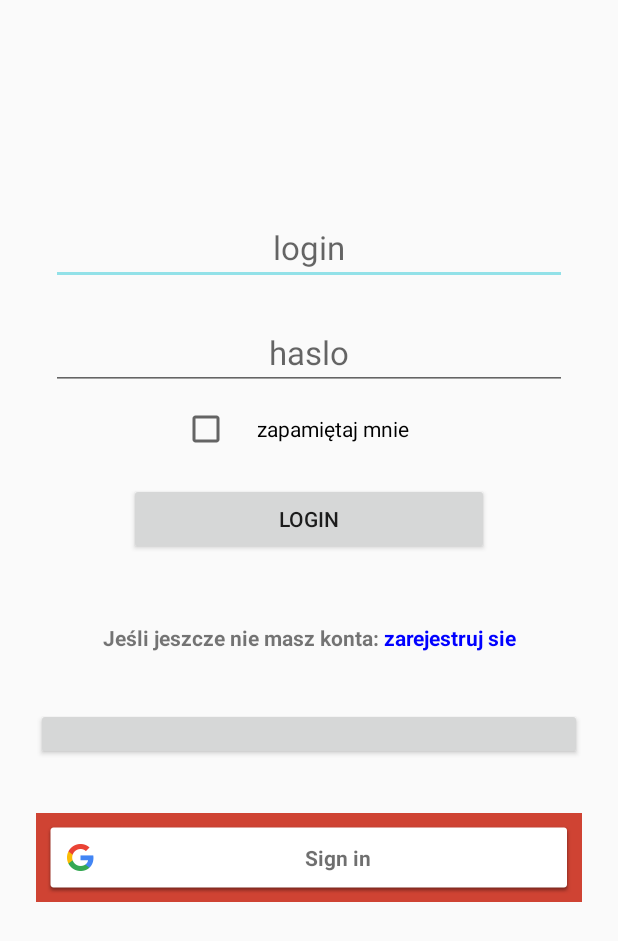
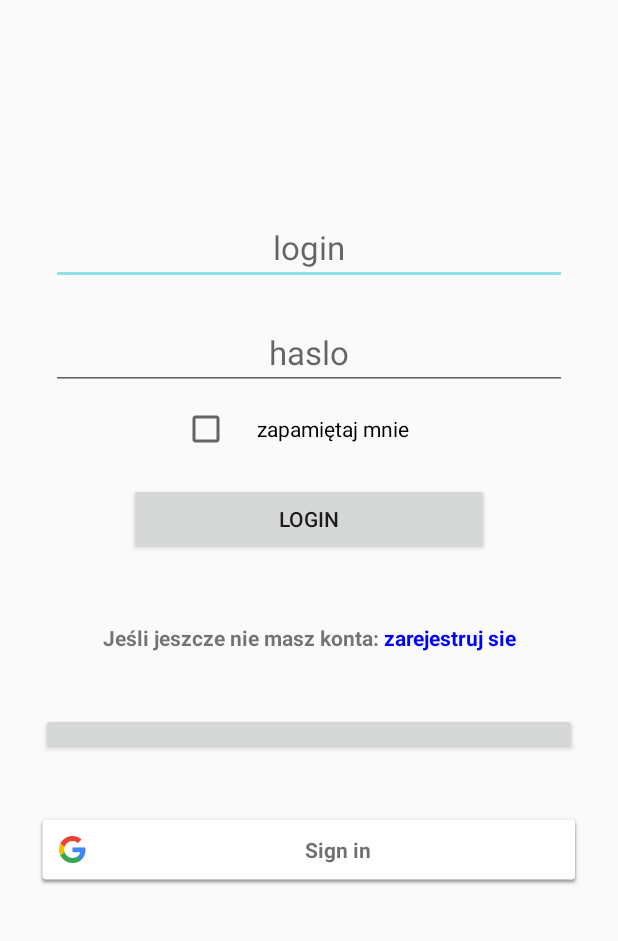
Before and after one commit to iceferal/project-android, an Android app: the LoginActivity screen opened directly, with no data from a screen before it, on a phone screen of 412 x 824 dp. Shown: the top 941 px of the screen. Run offline under Robolectric (Android 15) with nearby library versions, the phone set to English and light mode, and no system bars; libraries missing offline, so code that uses them is left out: com.facebook, com.facebook.login; plain views replace LoginButton; 6 statements that could not run were skipped.

Commit message:
przyciski na rowno

```diff
--- a/app/src/main/java/com/iceferal/project/LoginActivity.java
+++ b/app/src/main/java/com/iceferal/project/LoginActivity.java
@@ -27,7 +27,6 @@ import android.widget.TextView;
 import android.widget.Toast;
 
 import com.facebook.AccessToken;
-import com.facebook.AccessTokenTracker;
 import com.facebook.CallbackManager;
 import com.facebook.FacebookCallback;
 import com.facebook.FacebookException;
@@ -52,12 +51,7 @@ import com.iceferal.project.POJO.UserService;
 
 import org.json.JSONException;
 import org.json.JSONObject;
-
-import java.security.MessageDigest;
-import java.security.NoSuchAlgorithmException;
-import java.util.ArrayList;
 import java.util.Arrays;
-
 import retrofit2.Call;
 import retrofit2.Callback;
 import retrofit2.Response;
@@ -116,8 +110,7 @@ public class LoginActivity extends AppCompatActivity implements GoogleApiClient.
 
 //        fb button
         fbButton = findViewById(R.id.fb);
-        FacebookSdk.sdkInitialize(LoginActivity.this);
-        callbackManager = CallbackManager.Factory.create();
+//        callbackManager = CallbackManager.Factory.create();
         facebookLogin();
 
         fbButton.setOnClickListener(new View.OnClickListener() {
@@ -128,7 +121,6 @@ public class LoginActivity extends AppCompatActivity implements GoogleApiClient.
         });
 
 //        google login
-
         googleSignInButton = findViewById(R.id.google);
         GoogleSignInOptions gso = new GoogleSignInOptions.Builder(GoogleSignInOptions.DEFAULT_SIGN_IN).requestEmail().build();
         googleSignInClient = GoogleSignIn.getClient(this, gso);
@@ -139,10 +131,6 @@ public class LoginActivity extends AppCompatActivity implements GoogleApiClient.
             }
         });
 }
-
-
-
-
 //    public void printHashKey() {
 //        try {
 ////            PackageInfo info = getPackageManager().getPackageInfo("com.iceferal.project", PackageManager.GET_SIGNATURES);
@@ -213,10 +201,10 @@ public class LoginActivity extends AppCompatActivity implements GoogleApiClient.
     }
 
 //    logowanie fb
-    public void fbClick(View view) {
-        Animation animAlpha = AnimationUtils.loadAnimation(this, R.anim.animation_alpha);
-        view.startAnimation(animAlpha);
-    }
+//    public void fbClick(View view) {
+//        Animation animAlpha = AnimationUtils.loadAnimation(this, R.anim.animation_alpha);
+//        view.startAnimation(animAlpha);
+//    }
 
     public void facebookLogin() {
 
@@ -236,22 +224,20 @@ public class LoginActivity extends AppCompatActivity implements GoogleApiClient.
                                 String email = object.getString("email");
                                 String fbUserID = object.getString("id");
                                 String imageUrl = "https://graph.facebook.com/" + fbUserID + "/picture?type=normal";
-                                disconnectFromFacebook();
-                                Log.d("kurwa", name);
-                                Log.d("kurwa", imageUrl);
+//                                disconnectFromFacebook();
+                                Log.d("kurwa facebook", name);
+                                Log.d("kurwa facebook", email);
+                                Log.d("kurwa facebook", fbUserID);
 
                                 Intent intent = new Intent(LoginActivity.this, HomeActivity.class);
                                 startActivity(intent);
                                 finish();
-                                // do action after Facebook login success
-                                // or call your API
                             }
                             catch (JSONException | NullPointerException e) {
                                 e.printStackTrace(); }
                         }
                     }
                 });
-
                 Bundle parameters = new Bundle();
                 parameters.putString("fields","id, name, email, gender, birthday");
                 request.setParameters(parameters);
@@ -259,22 +245,17 @@ public class LoginActivity extends AppCompatActivity implements GoogleApiClient.
             }
             @Override
             public void onCancel() {
-                Log.v("LoginScreen", "---onCancel"); }
-
+                Log.v("facebookLogin", "---onCancel"); }
             @Override
             public void onError(FacebookException error) {
-                // here write code when get error
-                Log.v("LoginScreen", "----onError: " + error.getMessage()); }
+                Log.v("facebookLogin", "----onError: " + error.getMessage()); }
         });
     }
 
     public void disconnectFromFacebook() {
         if (AccessToken.getCurrentAccessToken() == null) {
-            return;
-        }
-
-        new GraphRequest(
-                AccessToken.getCurrentAccessToken(), "/me/permissions/", null, HttpMethod.DELETE, new GraphRequest.Callback() {
+            return;    }
+        new GraphRequest(AccessToken.getCurrentAccessToken(), "/me/permissions/", null, HttpMethod.DELETE, new GraphRequest.Callback() {
             @Override
             public void onCompleted(GraphResponse graphResponse) {
                 LoginManager.getInstance().logOut();  }
@@ -282,10 +263,10 @@ public class LoginActivity extends AppCompatActivity implements GoogleApiClient.
     }
 
 //    logowanie google
-    public void googleClick(View view) {
-        Animation animAlpha = AnimationUtils.loadAnimation(this, R.anim.animation_alpha);
-        view.startAnimation(animAlpha);
-    }
+//    public void googleClick(View view) {
+//        Animation animAlpha = AnimationUtils.loadAnimation(this, R.anim.animation_alpha);
+//        view.startAnimation(animAlpha);
+//    }
 
     private void signIn() {
         Intent signInIntent = googleSignInClient.getSignInIntent();
@@ -293,14 +274,14 @@ public class LoginActivity extends AppCompatActivity implements GoogleApiClient.
 
         GoogleSignInAccount acct = GoogleSignIn.getLastSignedInAccount(LoginActivity.this);
         if (acct != null) {
-            String personName = acct.getDisplayName();
-            String personGivenName = acct.getGivenName();
-            String personFamilyName = acct.getFamilyName();
-            String personEmail = acct.getEmail();
+            String person = acct.getDisplayName();
+            String name = acct.getGivenName();
+            String surname = acct.getFamilyName();
+            String email = acct.getEmail();
             String personId = acct.getId();
 
-            Log.d("kurwa google", personEmail);
-            Log.d("kurwa google", personName);
+            Log.d("kurwa google", email);
+            Log.d("kurwa google", person);
             Log.d("kurwa google", personId);
         }
     }
--- a/app/src/main/res/layout/activity_login.xml
+++ b/app/src/main/res/layout/activity_login.xml
@@ -73,6 +73,7 @@
 
     <FrameLayout
         android:id="@+id/FrameLayout1"
+        android:padding="3dp"
         android:layout_width="match_parent"
         android:layout_height="70dp"
         android:layout_marginTop="2dp">
@@ -82,24 +83,21 @@
             style="@style/FacebookLoginButton"
             android:layout_width="fill_parent"
             android:layout_marginTop="10dp"
-            android:layout_marginBottom="25dp"
-            android:onClick="fbClick" />
+            android:layout_marginBottom="25dp" />
     </FrameLayout>
 
     <FrameLayout
         android:id="@+id/FrameLayout2"
         android:layout_width="match_parent"
-        android:layout_height="wrap_content"
+        android:layout_height="70dp"
         android:layout_marginTop="10dp">
 
         <com.google.android.gms.common.SignInButton
             android:id="@+id/google"
-            android:layout_width="fill_parent"
+            style="@style/GoogleLoginButton"
+            android:layout_width="match_parent"
             android:layout_height="wrap_content"
-            android:background="#cf4333"
-            android:onClick="googleClick"
             android:text="@string/google_login"
-            android:padding="5dp"
             android:textColor="#ffffff"
             android:textStyle="bold" />
 
--- a/app/src/main/res/values/styles.xml
+++ b/app/src/main/res/values/styles.xml
@@ -10,19 +10,6 @@
         <item name="windowNoTitle">true</item>
     </style>
 
-<!--    <style name="fbButton">-->
-<!--        <item name="android:layout_width">fill_parent</item>-->
-<!--        <item name="android:layout_height">wrap_content</item>-->
-<!--        <item name="android:background">#416BC1</item>-->
-<!--        <item name="android:layout_marginTop">25dp</item>-->
-<!--        <item name="android:layout_marginBottom">25dp</item>-->
-<!--        <item name="android:text">@string/facebook_login</item>-->
-<!--        <item name="android:padding">5dp</item>-->
-<!--        <item name="android:textColor">#ffffff</item>-->
-<!--        <item name="android:textStyle">bold</item>-->
-<!--    </style>-->
-
-
     <style name="FacebookLoginButton">
         <item name="android:textSize">14sp</item>
         <item name="android:paddingTop">11dp</item>
@@ -32,5 +19,12 @@
         <item name="android:padding">5dp</item>
     </style>
 
+    <style name="GoogleLoginButton">
+        <item name="android:textSize">14sp</item>
+        <item name="android:paddingTop">11dp</item>
+        <item name="android:layout_height">wrap_content</item>
+        <item name="android:padding">0dp</item>
+    </style>
+
 
 </resources>
```
